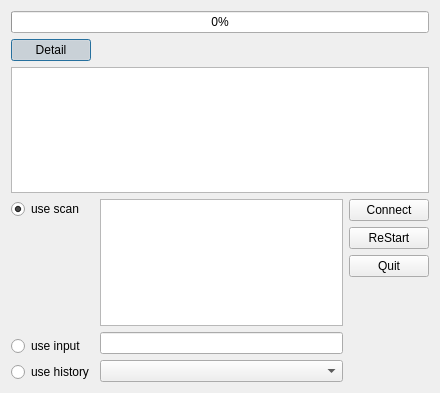
First picture: the form in QT-ColorSegmentation/Public/ScanIpDiaog.ui, repository LejuRobotics/Aelos-Vision-Demo, before the edit.
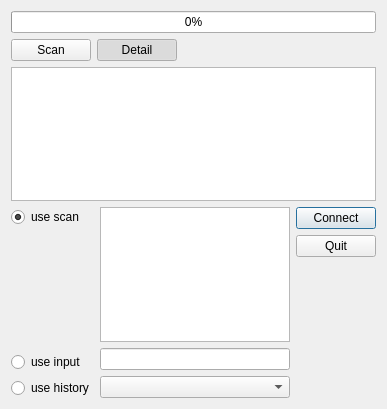
Second picture: the form after the edit.

```diff
--- a/QT-ColorSegmentation/Public/ScanIpDiaog.ui
+++ b/QT-ColorSegmentation/Public/ScanIpDiaog.ui
@@ -6,8 +6,8 @@
    <rect>
     <x>0</x>
     <y>0</y>
-    <width>440</width>
-    <height>393</height>
+    <width>387</width>
+    <height>409</height>
    </rect>
   </property>
   <property name="windowTitle">
@@ -23,6 +23,16 @@
    </item>
    <item>
     <layout class="QHBoxLayout" name="horizontalLayout_3">
+     <item>
+      <widget class="QPushButton" name="scan_btn">
+       <property name="text">
+        <string>Scan</string>
+       </property>
+       <property name="autoDefault">
+        <bool>true</bool>
+       </property>
+      </widget>
+     </item>
      <item>
       <widget class="QPushButton" name="detail_btn">
        <property name="text">
@@ -34,6 +44,9 @@
        <property name="checked">
         <bool>true</bool>
        </property>
+       <property name="autoDefault">
+        <bool>false</bool>
+       </property>
       </widget>
      </item>
      <item>
@@ -127,7 +140,11 @@
         <widget class="QLineEdit" name="input_edit"/>
        </item>
        <item>
-        <widget class="QComboBox" name="comboBox"/>
+        <widget class="QComboBox" name="comboBox">
+         <property name="currentIndex">
+          <number>-1</number>
+         </property>
+        </widget>
        </item>
       </layout>
      </item>
@@ -138,12 +155,8 @@
          <property name="text">
           <string>Connect</string>
          </property>
-        </widget>
-       </item>
-       <item>
-        <widget class="QPushButton" name="reStart_btn">
-         <property name="text">
-          <string>ReStart</string>
+         <property name="default">
+          <bool>true</bool>
          </property>
         </widget>
        </item>
```
